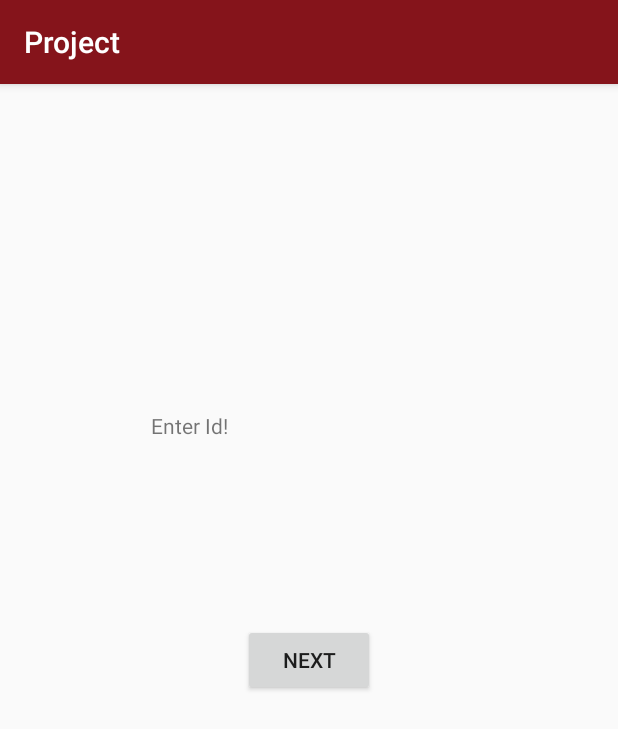
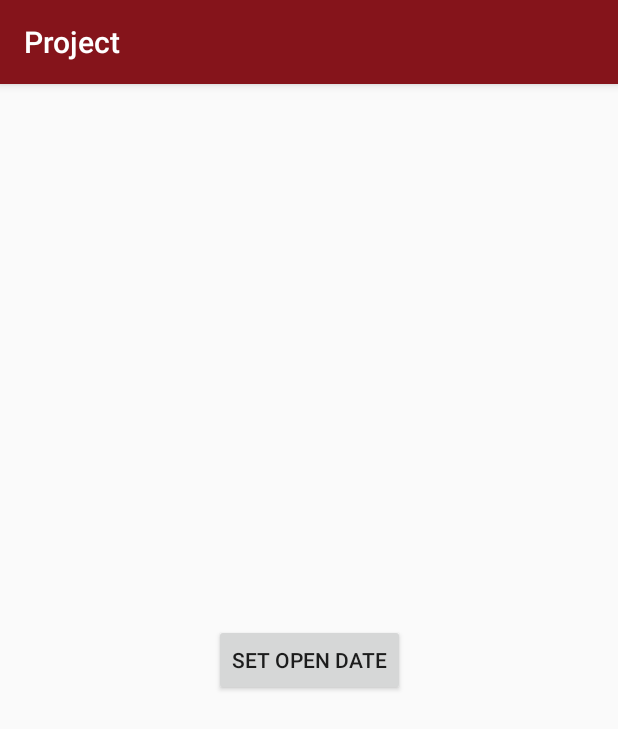
Before and after one commit to aspen1313/SoftwareEngProject, an Android app: the screen it shows after launch (MainActivity), on a phone screen of 412 x 824 dp. Shown: the top 729 px of the screen. Run offline under Robolectric (Android 15) with nearby library versions, the phone set to English and light mode, and no system bars.

Commit message:
Created UI for the open date
Createed the UI for setting an open date - HA

```diff
--- a/app/src/main/AndroidManifest.xml
+++ b/app/src/main/AndroidManifest.xml
@@ -9,6 +9,7 @@
         android:roundIcon="@mipmap/ic_launcher_round"
         android:supportsRtl="true"
         android:theme="@style/AppTheme">
+        <activity android:name=".Main2Activity"></activity>
         <activity android:name=".MainActivity">
             <intent-filter>
                 <action android:name="android.intent.action.MAIN" />
--- a/app/src/main/res/layout/activity_main.xml
+++ b/app/src/main/res/layout/activity_main.xml
@@ -4,29 +4,19 @@
     xmlns:tools="http://schemas.android.com/tools"
     android:layout_width="match_parent"
     android:layout_height="match_parent"
+    android:onClick="buttonOnClick"
     tools:context=".MainActivity">
 
-    <TextView
-        android:id="@+id/idField"
-        android:layout_width="210dp"
-        android:layout_height="40dp"
-        android:text="Enter Id!"
-        app:layout_constraintBottom_toBottomOf="parent"
-        app:layout_constraintHorizontal_bias="0.498"
-        app:layout_constraintLeft_toLeftOf="parent"
-        app:layout_constraintRight_toRightOf="parent"
-        app:layout_constraintTop_toTopOf="parent"
-        app:layout_constraintVertical_bias="0.299" />
-
     <Button
-        android:id="@+id/nextButton"
+        android:id="@+id/openDateButton"
         android:layout_width="wrap_content"
         android:layout_height="wrap_content"
         android:layout_marginStart="8dp"
         android:layout_marginTop="8dp"
         android:layout_marginEnd="8dp"
         android:layout_marginBottom="8dp"
-        android:text="Next"
+        android:onClick="buttonOnClick"
+        android:text="Set Open Date"
         app:layout_constraintBottom_toBottomOf="parent"
         app:layout_constraintEnd_toEndOf="parent"
         app:layout_constraintStart_toStartOf="parent"
```
Also changed, not shown: app/src/main/java/com/example/project/Main2Activity.java (added, +13 -0 lines), app/src/main/java/com/example/project/MainActivity.java (+8 -0 lines), app/src/main/res/layout/activity_main2.xml (added, +58 -0 lines).
